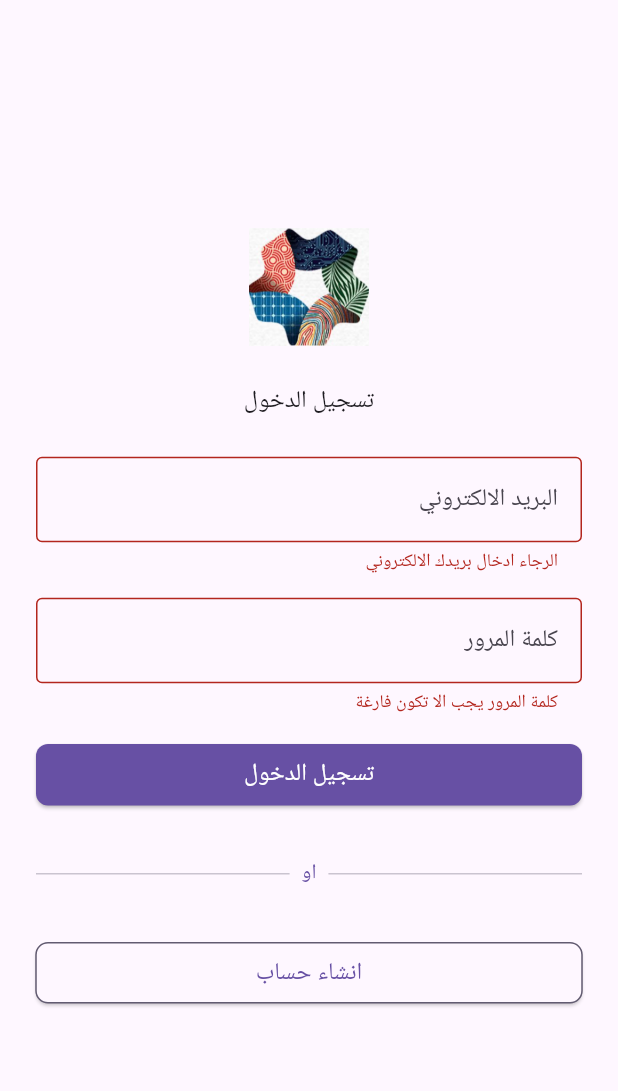
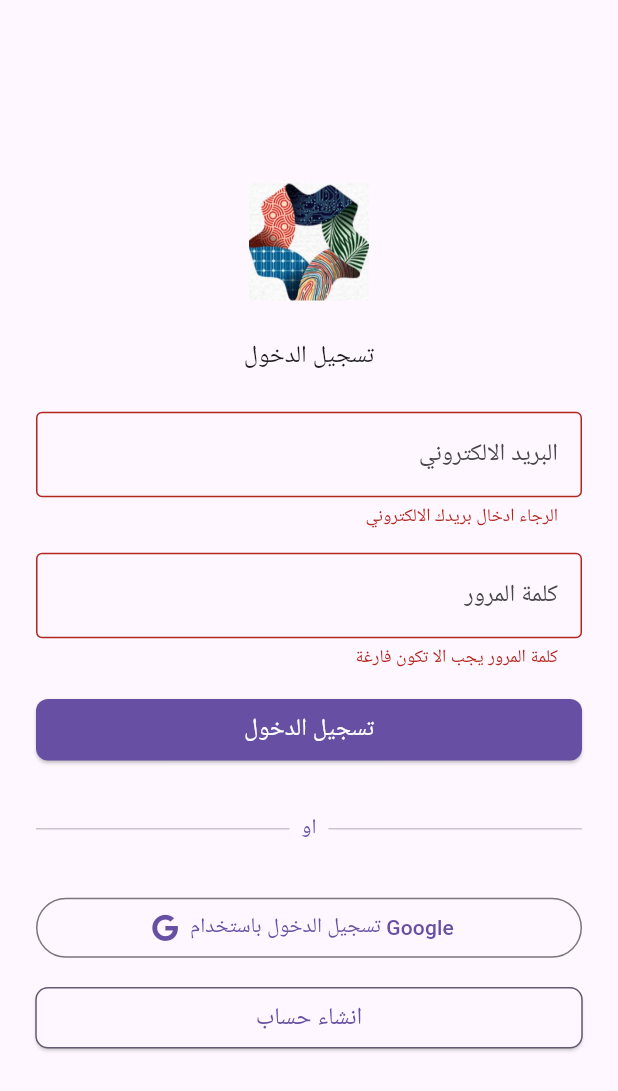
Before and after one commit to ahmedgamal826/Neom-Freelance-App, a Flutter app: the screen it shows after launch, after a tap on "تسجيل الدخول", on a phone screen of 412 x 824 dp. Shown: the top 1091 px of the screen. Run offline on Flutter 3.47's test engine with Material 3 defaults, Android fonts, the phone set to English and light mode, and no system bars; our stand-ins replace cloud_firestore, dash_chat_2, firebase_auth, firebase_core, firebase_crashlytics, flutter_dotenv and 6 more; missing offline and left inert: min_id; accounts and stored records are empty; Roboto replaces fonts that are missing (SF Pro Text).

Commit message:
Added Google Sign-In option to the login screen.

```diff
--- a/lib/features/authentication/presentation/screens/sign_in.screen.dart
+++ b/lib/features/authentication/presentation/screens/sign_in.screen.dart
@@ -1,4 +1,5 @@
 //t2 Core Packages Imports
+import 'package:font_awesome_flutter/font_awesome_flutter.dart';
 import 'package:flutter/material.dart';
 import 'package:neon/features/authentication/presentation/screens/sign_up.screen.dart';
 
@@ -31,13 +32,22 @@ class _SignInScreenState extends State<SignInScreen> {
   final TextEditingController emailController = TextEditingController();
   final TextEditingController passwordController = TextEditingController();
   final _formKey = GlobalKey<FormState>();
+  bool _isEmailSignInLoading = false;
+  bool _isGoogleSignInLoading = false;
+
+  bool get _isAnyLoading => _isEmailSignInLoading || _isGoogleSignInLoading;
+
+  void _showErrorMessage(String message) {
+    ScaffoldMessenger.of(context).showSnackBar(
+      SnackBar(content: Text(message)),
+    );
+  }
 
   @override
   Widget build(BuildContext context) {
     //SECTION - Build Setup
     //t2 -Values
     double w = MediaQuery.of(context).size.width;
-    double h = MediaQuery.of(context).size.height;
     //t2 -Values
     //
     //t2 -Widgets
@@ -141,16 +151,39 @@ class _SignInScreenState extends State<SignInScreen> {
                         width: w,
                         child: PrimaryButton(
                           onPressed: () async {
+                            if (_isAnyLoading) {
+                              return;
+                            }
+
                             if (_formKey.currentState!.validate()) {
-                              // StreamBuilder in main.dart handles navigation
-                              await AuthService()
+                              setState(() {
+                                _isEmailSignInLoading = true;
+                              });
+
+                              final user = await AuthService()
                                   .signInWithEmailAndPassword(
-                                      emailController.text.trim(),
-                                      passwordController.text,
-                                      context);
+                                emailController.text.trim(),
+                                passwordController.text,
+                              );
+
+                              if (!mounted) {
+                                return;
+                              }
+
+                              if (user == null) {
+                                _showErrorMessage(
+                                  'فشل تسجيل الدخول. تأكد من البريد وكلمة المرور.',
+                                );
+                              }
+
+                              setState(() {
+                                _isEmailSignInLoading = false;
+                              });
                             }
                           },
-                          title: "تسجيل الدخول",
+                          title: _isEmailSignInLoading
+                              ? "جاري الدخول..."
+                              : "تسجيل الدخول",
                         ),
                       )
                     ],
@@ -187,6 +220,48 @@ class _SignInScreenState extends State<SignInScreen> {
                 height: 32,
               ),
               SizedBox(
+                width: w,
+                child: OutlinedButton.icon(
+                  onPressed: _isAnyLoading
+                      ? null
+                      : () async {
+                          setState(() {
+                            _isGoogleSignInLoading = true;
+                          });
+
+                          final user = await AuthService().signInWithGoogle();
+
+                          if (!mounted) {
+                            return;
+                          }
+
+                          if (user == null) {
+                            _showErrorMessage(
+                              'تعذر تسجيل الدخول عبر Google. تحقق من إعدادات Firebase.',
+                            );
+                          }
+
+                          setState(() {
+                            _isGoogleSignInLoading = false;
+                          });
+                        },
+                  icon: _isGoogleSignInLoading
+                      ? const SizedBox(
+                          width: 18,
+                          height: 18,
+                          child: CircularProgressIndicator(strokeWidth: 2),
+                        )
+                      : const FaIcon(
+                          FontAwesomeIcons.google,
+                          size: 18,
+                        ),
+                  label: const Text("تسجيل الدخول باستخدام Google"),
+                ),
+              ),
+              const SizedBox(
+                height: 12,
+              ),
+              SizedBox(
                   width: w,
                   child: SecondaryButton(
                       title: "انشاء حساب",
--- a/pubspec.yaml
+++ b/pubspec.yaml
@@ -29,6 +29,7 @@ dependencies:
 
   ## t2 -- Firebase and Authentication
   firebase_auth: ^5.3.1
+  google_sign_in: ^6.2.1
   firebase_crashlytics: ^4.1.3
 
   ## t2 -- Date, Location, and Camera
```
Also changed, not shown: lib/core/Services/Auth/auth_service.dart (+67 -3 lines), pubspec.lock, 1 other file.
